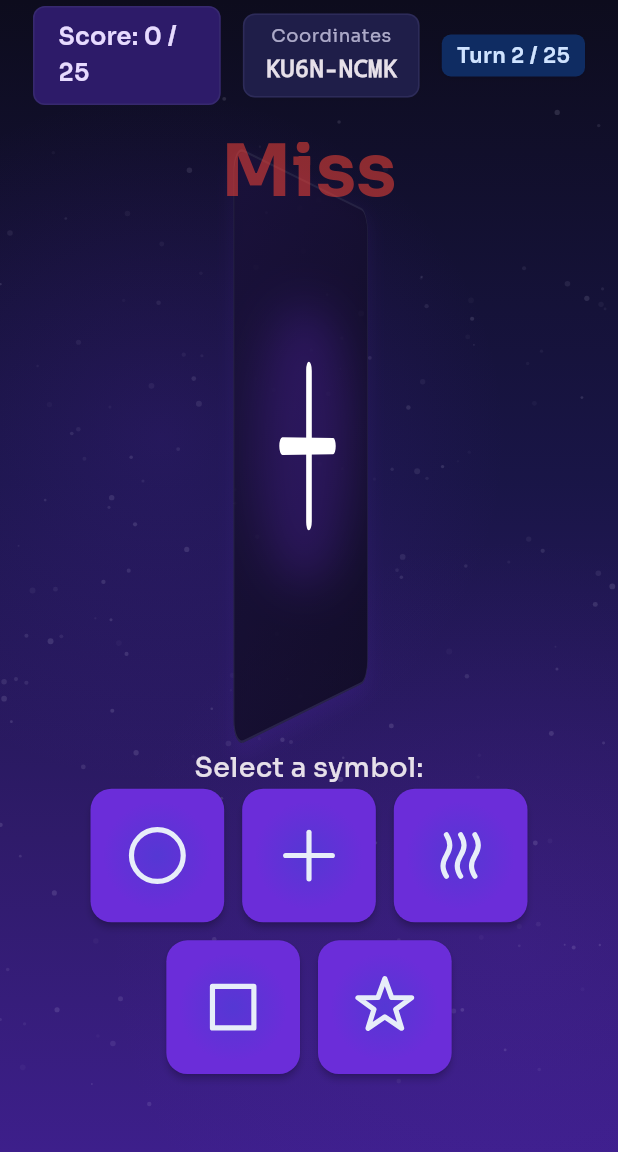
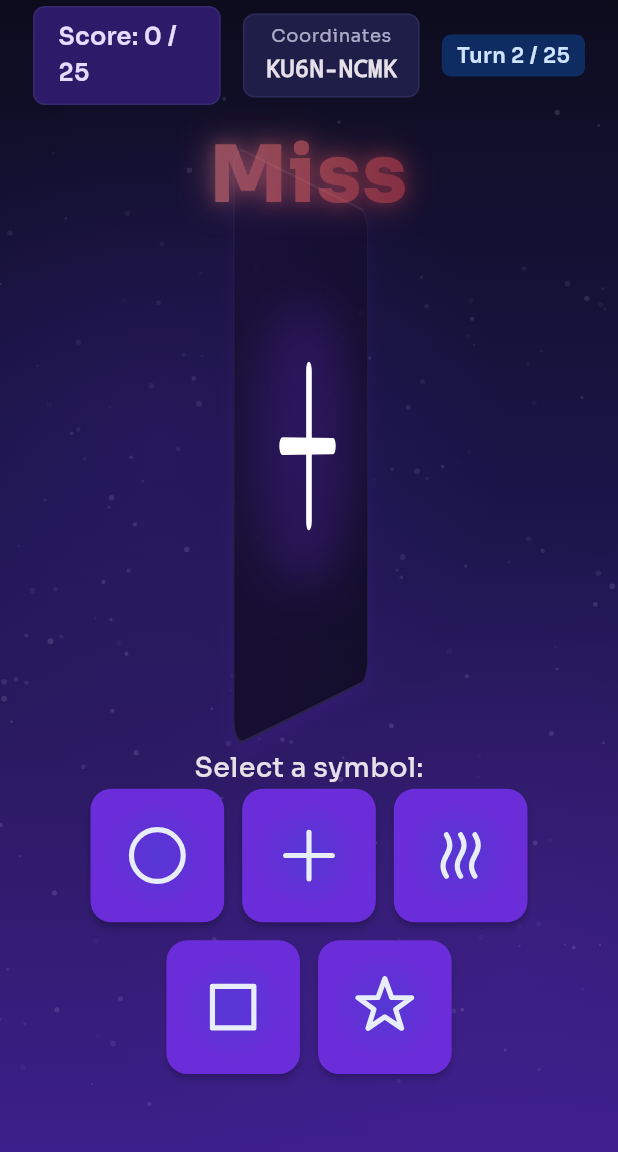
Before and after one commit to supasebie/PsychicTournament, a Flutter app: the ZenerGameScreen screen opened by its route, after a tap on an icon or button, on a phone screen of 412 x 824 dp, the part 84-1236 px from its top. Run offline on Flutter 3.47's test engine with Material 3 defaults, Android fonts, the phone set to English and light mode, and no system bars; our stand-ins replace fl_chart, flutter_svg, google_fonts, google_mobile_ads, sqflite, supabase_flutter and 1 more; accounts and stored records are empty; network calls fail.

Commit message:
guess feedback enhance, changed colors of the text and added screen flash

```diff
--- a/lib/screens/zener_game_screen.dart
+++ b/lib/screens/zener_game_screen.dart
@@ -48,6 +48,10 @@ class _ZenerGameScreenState extends State<ZenerGameScreen> {
   Timer? _scoreUpdateTimer;
   Timer? _overlayTimer;
 
+  // Flash effect state and timer for correct guesses
+  bool _flashScreen = false;
+  Timer? _flashTimer;
+
   @override
   void initState() {
     super.initState();
@@ -63,12 +67,14 @@ class _ZenerGameScreenState extends State<ZenerGameScreen> {
     _feedbackTimer?.cancel();
     _scoreUpdateTimer?.cancel();
     _overlayTimer?.cancel();
+    _flashTimer?.cancel();
 
     // Clear timer references
     _turnTransitionTimer = null;
     _feedbackTimer = null;
     _scoreUpdateTimer = null;
     _overlayTimer = null;
+    _flashTimer = null;
 
     try {
       _postSessionInterstitial?.dispose();
@@ -221,6 +227,25 @@ class _ZenerGameScreenState extends State<ZenerGameScreen> {
 
       // Trigger haptic feedback based on guess result with error handling
       _triggerHapticFeedbackSafely(result.isCorrect);
+
+      // Trigger a brief screen flash on correct guesses
+      if (result.isCorrect) {
+        try {
+          _flashTimer?.cancel();
+          setState(() {
+            _flashScreen = true;
+          });
+          _flashTimer = Timer(const Duration(milliseconds: 200), () {
+            if (mounted) {
+              setState(() {
+                _flashScreen = false;
+              });
+            }
+          });
+        } catch (e) {
+          debugPrint('Error triggering flash effect: $e');
+        }
+      }
 
       // Cancel any existing overlay timer
       _overlayTimer?.cancel();
@@ -412,6 +437,7 @@ class _ZenerGameScreenState extends State<ZenerGameScreen> {
       _feedbackTimer = null;
       _scoreUpdateTimer = null;
       _overlayTimer = null;
+      _flashTimer = null;
     } catch (e) {
       debugPrint('Error cancelling timers: $e');
     }
@@ -901,6 +927,36 @@ class _ZenerGameScreenState extends State<ZenerGameScreen> {
                 ),
               ),
 
+              // Screen flash overlay for correct guesses (brief, animated)
+              IgnorePointer(
+                ignoring: true,
+                child: AnimatedOpacity(
+                  duration: const Duration(milliseconds: 620),
+                  curve: Curves.easeOut,
+                  opacity: _flashScreen ? 0.9 : 0.0,
+                  child: Container(
+                    decoration: const BoxDecoration(
+                      // Warm gold radial flash that brightens the center and fades outwards
+                      gradient: RadialGradient(
+                        center: Alignment.center,
+                        radius: 1.2,
+                        colors: [
+                          Color.fromARGB(
+                            255,
+                            102,
+                            2,
+                            251,
+                          ), // soft pale gold center
+                          Color.fromARGB(255, 105, 5, 255), // rich gold mid
+                          Color.fromARGB(255, 32, 2, 114), // transparent edge
+                        ],
+                        stops: [0.0, 0.4, 1.0],
+                      ),
+                    ),
+                  ),
+                ),
+              ),
+
               // Enhanced feedback overlay with high z-index positioning
               FeedbackOverlay(
                 isVisible: _showFeedbackOverlay,
--- a/lib/widgets/feedback_overlay_widget.dart
+++ b/lib/widgets/feedback_overlay_widget.dart
@@ -133,15 +133,7 @@ class _FeedbackOverlayState extends State<FeedbackOverlay>
             scale: clampedScale,
             child: Opacity(
               opacity: clampedOpacity,
-              child: Text(
-                widget.message,
-                style: TextStyle(
-                  fontSize: 48.0,
-                  fontWeight: FontWeight.bold,
-                  color: _getTextColor(),
-                ),
-                textAlign: TextAlign.center,
-              ),
+              child: _buildGlowingText(widget.message, widget.isCorrect),
             ),
           ),
         );
@@ -151,6 +143,54 @@ class _FeedbackOverlayState extends State<FeedbackOverlay>
 
   /// Returns the text color based on whether the guess was correct
   Color _getTextColor() {
-    return widget.isCorrect ? const Color(0xFF4CAF50) : const Color(0xFFF44336);
+    // Fallback solid color (used for shadows/glow computation)
+    return widget.isCorrect ? const Color(0xFFFFD700) : const Color(0xFFF44336);
+  }
+
+  /// Builds glowing gradient text. Uses a gold gradient when correct; red/orange when incorrect.
+  Widget _buildGlowingText(String text, bool isCorrect) {
+    final List<Color> gradientColors = isCorrect
+        ? const [
+            Color(0xFFFFF4C2), // pale gold highlight
+            Color(0xFFFFD166), // rich gold
+            Color(0xFFD4AF37), // metallic gold
+          ]
+        : const [
+            Color(0xFFFFC2C2), // pale red highlight
+            Color(0xFFFF6B6B), // red
+            Color(0xFFB00020), // deep red
+          ];
+
+    final baseColor = _getTextColor();
+
+    // Layered shadows to simulate outer glow
+    final List<Shadow> glowShadows = [
+      Shadow(color: baseColor.withValues(alpha: 0.85), blurRadius: 32, offset: const Offset(0, 0)),
+      Shadow(color: baseColor.withValues(alpha: 0.50), blurRadius: 16, offset: const Offset(0, 0)),
+      Shadow(color: Colors.white.withValues(alpha: isCorrect ? 0.35 : 0.2), blurRadius: 8, offset: const Offset(0, 0)),
+    ];
+
+    return ShaderMask(
+      shaderCallback: (Rect bounds) {
+        return LinearGradient(
+          begin: Alignment.topLeft,
+          end: Alignment.bottomRight,
+          colors: gradientColors,
+        ).createShader(bounds);
+      },
+      blendMode: BlendMode.srcIn,
+      child: Text(
+        text,
+        textAlign: TextAlign.center,
+        style: TextStyle(
+          fontSize: 52.0,
+          fontWeight: FontWeight.w800,
+          letterSpacing: 1.2,
+          // Use a bright base color so shadows render even with gradient mask
+          color: Colors.white,
+          shadows: glowShadows,
+        ),
+      ),
+    );
   }
 }
```
